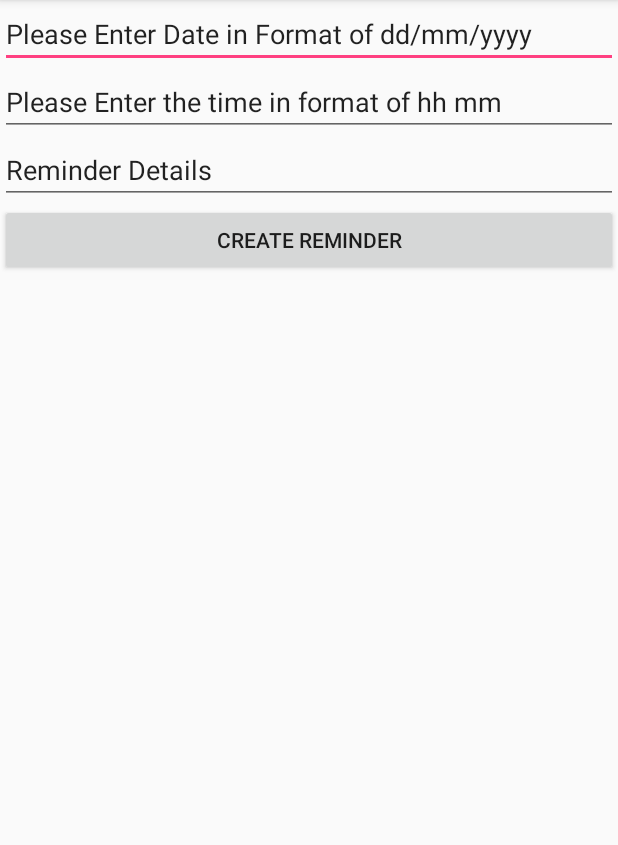
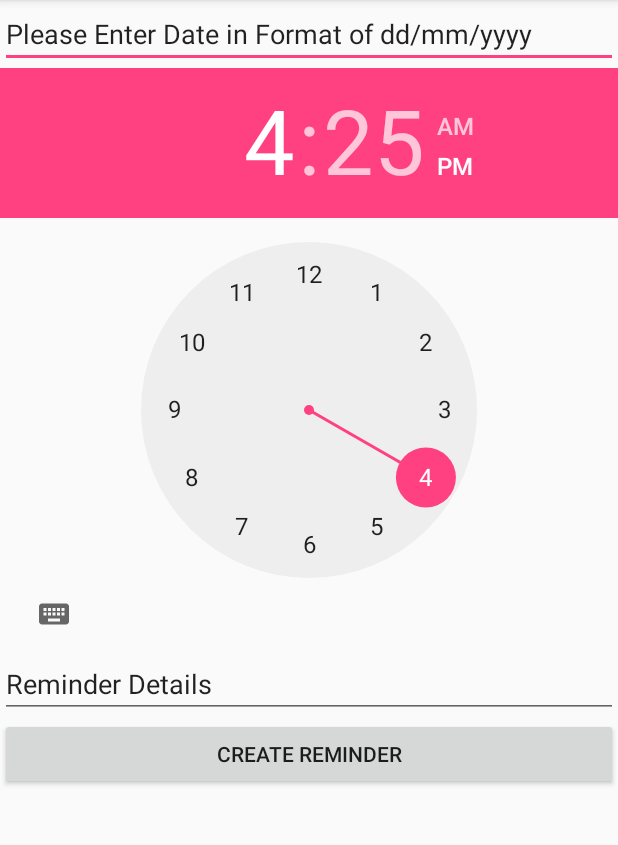
Before and after one commit to Aditi137/Pineapple, an Android app: the CreateReminderActivity screen opened directly, with no data from a screen before it, on a phone screen of 412 x 824 dp, the part 84-929 px from its top. Run offline under Robolectric (Android 15) with nearby library versions, the phone set to English and light mode, and no system bars.

Commit message:
Added time picker & fixed issue with the date

```diff
--- a/LoginRegister/app/src/main/AndroidManifest.xml
+++ b/LoginRegister/app/src/main/AndroidManifest.xml
@@ -30,6 +30,7 @@
                 <action android:name="sgc.android.mybroadcast" />
             </intent-filter>
         </receiver>
+        <uses-permission android:name="com.android.alarm.permission.SET_ALARM"/>
     </application>
 
 </manifest>
--- a/LoginRegister/app/src/main/res/layout/activity_create_reminder.xml
+++ b/LoginRegister/app/src/main/res/layout/activity_create_reminder.xml
@@ -11,13 +11,10 @@
         android:inputType="date"
         android:text="Please Enter Date in Format of dd/mm/yyyy" />
 
-    <EditText
-        android:id="@+id/time1"
+    <TimePicker
+        android:id="@+id/timePicker"
         android:layout_width="match_parent"
-        android:layout_height="wrap_content"
-        android:ems="10"
-        android:inputType="time"
-        android:text="Please Enter the time in format of hh mm" />
+        android:layout_height="wrap_content" />
 
     <EditText
         android:id="@+id/ReDetails"
```
Also changed, not shown: LoginRegister/app/src/main/java/com/example/sgc/loginregister/CreateReminderActivity.java (+10 -11 lines).
